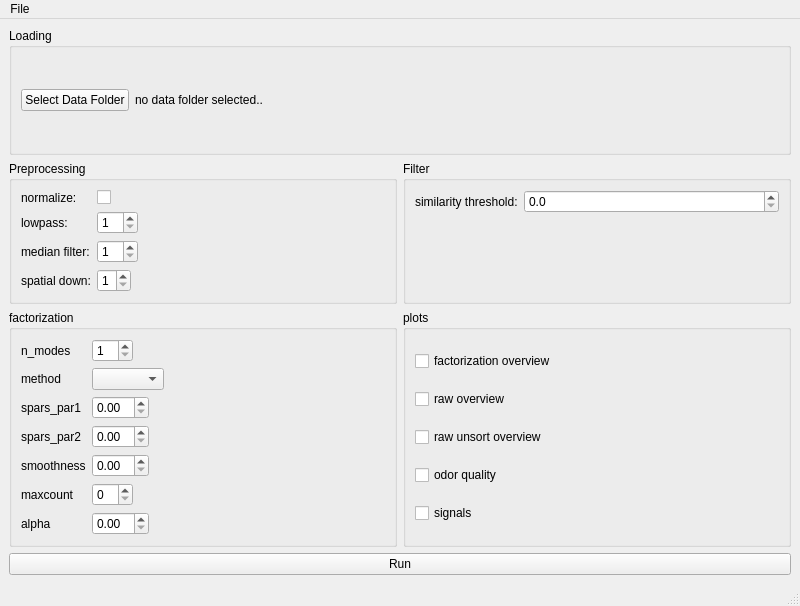
dedan/DrosCalciumAnalyse, file main_gui/main_window.ui: the form before one commit.
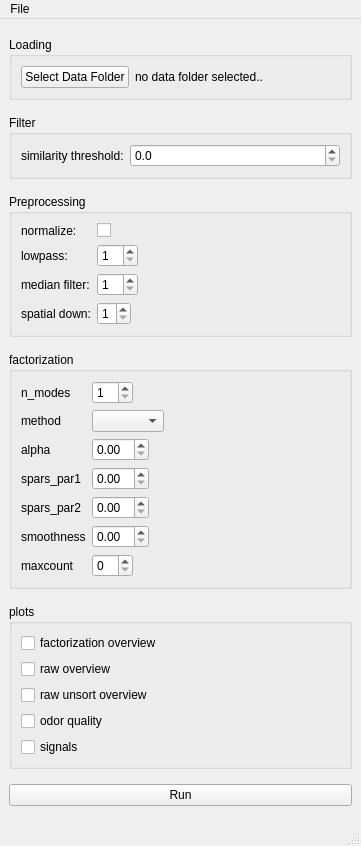
The form after the commit.

Commit message: try new, only vertical layout

What changed in the file:
```diff
--- a/main_gui/main_window.ui
+++ b/main_gui/main_window.ui
@@ -6,17 +6,35 @@
    <rect>
     <x>0</x>
     <y>0</y>
-    <width>800</width>
-    <height>606</height>
+    <width>361</width>
+    <height>846</height>
    </rect>
   </property>
+  <property name="sizePolicy">
+   <sizepolicy hsizetype="Minimum" vsizetype="Minimum">
+    <horstretch>0</horstretch>
+    <verstretch>0</verstretch>
+   </sizepolicy>
+  </property>
   <property name="windowTitle">
    <string>MainWindow</string>
   </property>
   <widget class="QWidget" name="centralwidget">
-   <layout class="QGridLayout" name="gridLayout">
-    <item row="0" column="0" colspan="2">
+   <property name="sizePolicy">
+    <sizepolicy hsizetype="Minimum" vsizetype="Minimum">
+     <horstretch>0</horstretch>
+     <verstretch>0</verstretch>
+    </sizepolicy>
+   </property>
+   <layout class="QVBoxLayout" name="verticalLayout">
+    <item>
      <widget class="QGroupBox" name="groupBox">
+      <property name="sizePolicy">
+       <sizepolicy hsizetype="Preferred" vsizetype="Maximum">
+        <horstretch>0</horstretch>
+        <verstretch>0</verstretch>
+       </sizepolicy>
+      </property>
       <property name="title">
        <string>Loading</string>
       </property>
@@ -50,11 +68,52 @@
       </layout>
      </widget>
     </item>
-    <item row="1" column="0">
+    <item>
+     <widget class="QGroupBox" name="filter_box">
+      <property name="sizePolicy">
+       <sizepolicy hsizetype="Preferred" vsizetype="Maximum">
+        <horstretch>0</horstretch>
+        <verstretch>0</verstretch>
+       </sizepolicy>
+      </property>
+      <property name="title">
+       <string>Filter</string>
+      </property>
+      <layout class="QFormLayout" name="formLayout_2">
+       <item row="1" column="0">
+        <widget class="QLabel" name="label_6">
+         <property name="text">
+          <string>similarity threshold:</string>
+         </property>
+        </widget>
+       </item>
+       <item row="1" column="1">
+        <widget class="QDoubleSpinBox" name="similarity_spinner">
+         <property name="decimals">
+          <number>1</number>
+         </property>
+         <property name="maximum">
+          <double>1.000000000000000</double>
+         </property>
+         <property name="singleStep">
+          <double>0.100000000000000</double>
+         </property>
+        </widget>
+       </item>
+      </layout>
+     </widget>
+    </item>
+    <item>
      <widget class="QGroupBox" name="preprocessing_box">
       <property name="enabled">
        <bool>true</bool>
       </property>
+      <property name="sizePolicy">
+       <sizepolicy hsizetype="Preferred" vsizetype="Maximum">
+        <horstretch>0</horstretch>
+        <verstretch>0</verstretch>
+       </sizepolicy>
+      </property>
       <property name="title">
        <string>Preprocessing</string>
       </property>
@@ -133,37 +192,14 @@
       </layout>
      </widget>
     </item>
-    <item row="1" column="1">
-     <widget class="QGroupBox" name="filter_box">
-      <property name="title">
-       <string>Filter</string>
-      </property>
-      <layout class="QFormLayout" name="formLayout_2">
-       <item row="1" column="0">
-        <widget class="QLabel" name="label_6">
-         <property name="text">
-          <string>similarity threshold:</string>
-         </property>
-        </widget>
-       </item>
-       <item row="1" column="1">
-        <widget class="QDoubleSpinBox" name="similarity_spinner">
-         <property name="decimals">
-          <number>1</number>
-         </property>
-         <property name="maximum">
-          <double>1.000000000000000</double>
-         </property>
-         <property name="singleStep">
-          <double>0.100000000000000</double>
-         </property>
-        </widget>
-       </item>
-      </layout>
-     </widget>
-    </item>
-    <item row="2" column="0">
+    <item>
      <widget class="QGroupBox" name="factorize_box">
+      <property name="sizePolicy">
+       <sizepolicy hsizetype="Preferred" vsizetype="Maximum">
+        <horstretch>0</horstretch>
+        <verstretch>0</verstretch>
+       </sizepolicy>
+      </property>
       <property name="title">
        <string>factorization</string>
       </property>
@@ -195,50 +231,50 @@
        <item row="1" column="1">
         <widget class="QComboBox" name="methods_box"/>
        </item>
-       <item row="2" column="1">
+       <item row="3" column="1">
         <widget class="QDoubleSpinBox" name="spars_par1_spinner"/>
        </item>
-       <item row="2" column="0">
+       <item row="3" column="0">
         <widget class="QLabel" name="spars_par1_label">
          <property name="text">
           <string>spars_par1</string>
          </property>
         </widget>
        </item>
-       <item row="3" column="1">
-        <widget class="QDoubleSpinBox" name="spars_par2_spinner"/>
-       </item>
        <item row="4" column="1">
-        <widget class="QDoubleSpinBox" name="smoothness_spinner"/>
+        <widget class="QDoubleSpinBox" name="spars_par2_spinner"/>
        </item>
        <item row="5" column="1">
-        <widget class="QSpinBox" name="maxcount_spinner"/>
+        <widget class="QDoubleSpinBox" name="smoothness_spinner"/>
        </item>
        <item row="6" column="1">
-        <widget class="QDoubleSpinBox" name="alpha_spinner"/>
+        <widget class="QSpinBox" name="maxcount_spinner"/>
        </item>
-       <item row="3" column="0">
+       <item row="4" column="0">
         <widget class="QLabel" name="spars_par2_label">
          <property name="text">
           <string>spars_par2</string>
          </property>
         </widget>
        </item>
-       <item row="4" column="0">
+       <item row="5" column="0">
         <widget class="QLabel" name="smoothness_label">
          <property name="text">
           <string>smoothness</string>
          </property>
         </widget>
        </item>
-       <item row="5" column="0">
+       <item row="6" column="0">
         <widget class="QLabel" name="maxcount_label">
          <property name="text">
           <string>maxcount</string>
          </property>
         </widget>
        </item>
-       <item row="6" column="0">
+       <item row="2" column="1">
+        <widget class="QDoubleSpinBox" name="alpha_spinner"/>
+       </item>
+       <item row="2" column="0">
         <widget class="QLabel" name="alpha_label">
          <property name="text">
           <string>alpha</string>
@@ -248,8 +284,14 @@
       </layout>
      </widget>
     </item>
-    <item row="2" column="1">
+    <item>
      <widget class="QGroupBox" name="plots_box">
+      <property name="sizePolicy">
+       <sizepolicy hsizetype="Preferred" vsizetype="Maximum">
+        <horstretch>0</horstretch>
+        <verstretch>0</verstretch>
+       </sizepolicy>
+      </property>
       <property name="title">
        <string>plots</string>
       </property>
@@ -295,7 +337,7 @@
       </layout>
      </widget>
     </item>
-    <item row="3" column="0" colspan="2">
+    <item>
      <widget class="QPushButton" name="run_button">
       <property name="text">
        <string>Run</string>
@@ -310,7 +352,7 @@
     <rect>
      <x>0</x>
      <y>0</y>
-     <width>800</width>
+     <width>361</width>
      <height>22</height>
     </rect>
    </property>
```
Left out of the diff: 6 changed lines with no effect on the pictures.
